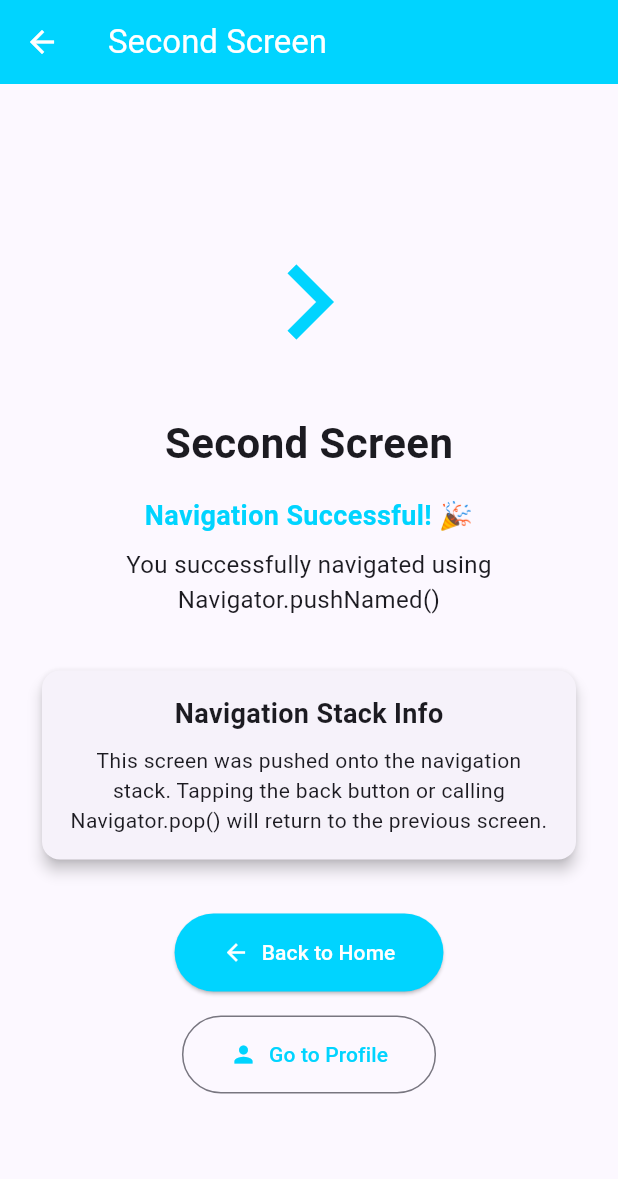
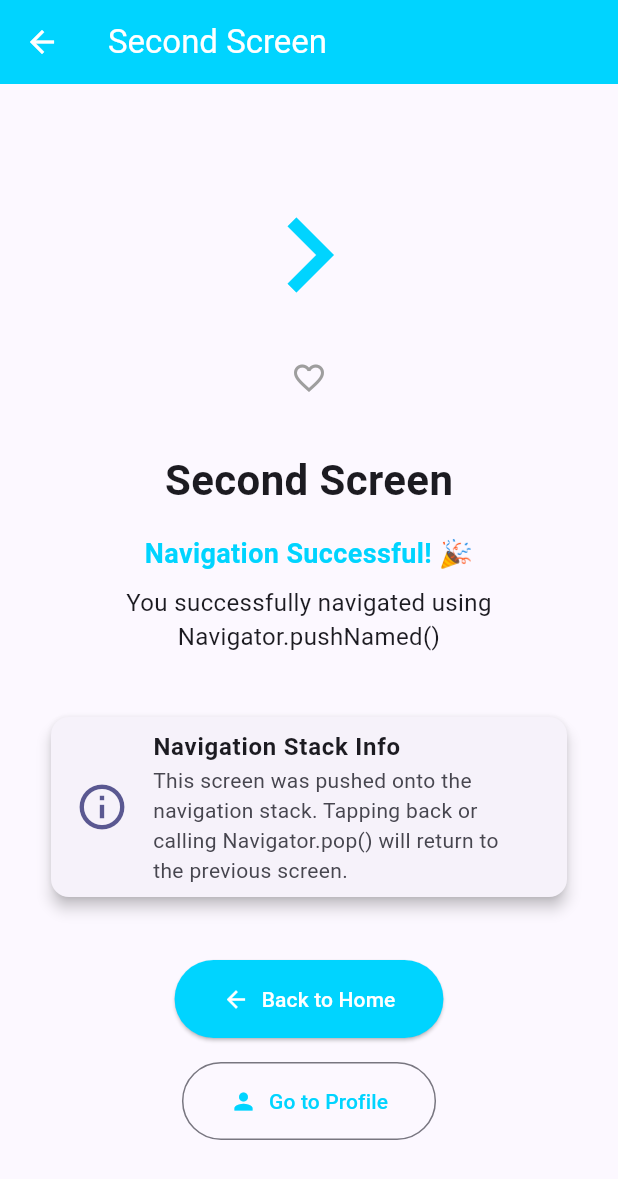
Before and after one commit to kalviumcommunity/S86-0126-TripleCharm-Building-smart-mobile-experience-with-Flutter-and-Firebase-EduTrack, a Flutter app: the screen it shows after launch, after a tap on "Go to Second Screen", on a phone screen of 412 x 824 dp. Shown: the top 1179 px of the screen. Run offline on Flutter 3.47's test engine with Material 3 defaults, Android fonts, the phone set to English and light mode, and no system bars; our stand-ins replace cloud_firestore, firebase_auth, firebase_core; accounts and stored records are empty.

Commit message:
feat: created and reused custom widgets for modular UI design

```diff
--- a/edutrack/lib/screens/home_screen.dart
+++ b/edutrack/lib/screens/home_screen.dart
@@ -1,4 +1,5 @@
 import 'package:flutter/material.dart';
+import '../widgets/custom_button.dart';
 
 class HomeScreen extends StatelessWidget {
   const HomeScreen({super.key});
@@ -48,23 +49,19 @@ class HomeScreen extends StatelessWidget {
                 textAlign: TextAlign.center,
               ),
               const SizedBox(height: 32),
-              ElevatedButton.icon(
+              CustomButton(
+                label: 'Go to Second Screen',
+                icon: Icons.arrow_forward,
+                color: const Color(0xFF6C63FF),
                 onPressed: () {
                   Navigator.pushNamed(context, '/second');
                 },
-                icon: const Icon(Icons.arrow_forward),
-                label: const Text('Go to Second Screen'),
-                style: ElevatedButton.styleFrom(
-                  backgroundColor: const Color(0xFF6C63FF),
-                  foregroundColor: Colors.white,
-                  padding: const EdgeInsets.symmetric(
-                    horizontal: 32,
-                    vertical: 16,
-                  ),
-                ),
               ),
               const SizedBox(height: 16),
-              ElevatedButton.icon(
+              CustomButton(
+                label: 'Go to Profile (with data)',
+                icon: Icons.person,
+                color: const Color(0xFF00D4FF),
                 onPressed: () {
                   Navigator.pushNamed(
                     context,
@@ -72,16 +69,6 @@ class HomeScreen extends StatelessWidget {
                     arguments: 'John Doe',
                   );
                 },
-                icon: const Icon(Icons.person),
-                label: const Text('Go to Profile (with data)'),
-                style: ElevatedButton.styleFrom(
-                  backgroundColor: const Color(0xFF00D4FF),
-                  foregroundColor: Colors.white,
-                  padding: const EdgeInsets.symmetric(
-                    horizontal: 32,
-                    vertical: 16,
-                  ),
-                ),
               ),
               const SizedBox(height: 16),
               OutlinedButton.icon(
@@ -114,19 +101,14 @@ class HomeScreen extends StatelessWidget {
                 ),
               ),
               const SizedBox(height: 16),
-              OutlinedButton.icon(
+              CustomButton(
+                label: 'View Widget Demo',
+                icon: Icons.widgets,
+                outline: true,
+                color: const Color(0xFF6C63FF),
                 onPressed: () {
                   Navigator.pushNamed(context, '/demo');
                 },
-                icon: const Icon(Icons.widgets),
-                label: const Text('View Widget Demo'),
-                style: OutlinedButton.styleFrom(
-                  foregroundColor: const Color(0xFF6C63FF),
-                  padding: const EdgeInsets.symmetric(
-                    horizontal: 32,
-                    vertical: 16,
-                  ),
-                ),
               ),
               const SizedBox(height: 16),
               OutlinedButton.icon(
--- a/edutrack/lib/screens/second_screen.dart
+++ b/edutrack/lib/screens/second_screen.dart
@@ -1,4 +1,7 @@
 import 'package:flutter/material.dart';
+import '../widgets/custom_button.dart';
+import '../widgets/info_card.dart';
+import '../widgets/like_button.dart';
 
 class SecondScreen extends StatelessWidget {
   const SecondScreen({super.key});
@@ -22,6 +25,8 @@ class SecondScreen extends StatelessWidget {
                 size: 100,
                 color: Color(0xFF00D4FF),
               ),
+              const SizedBox(height: 8),
+              const LikeButton(),
               const SizedBox(height: 24),
               const Text(
                 'Second Screen',
@@ -47,60 +52,30 @@ class SecondScreen extends StatelessWidget {
                 textAlign: TextAlign.center,
               ),
               const SizedBox(height: 32),
-              Card(
-                elevation: 4,
-                child: Padding(
-                  padding: const EdgeInsets.all(16.0),
-                  child: Column(
-                    children: const [
-                      Text(
-                        'Navigation Stack Info',
-                        style: TextStyle(
-                          fontSize: 18,
-                          fontWeight: FontWeight.bold,
-                        ),
-                      ),
-                      SizedBox(height: 8),
-                      Text(
-                        'This screen was pushed onto the navigation stack. '
-                        'Tapping the back button or calling Navigator.pop() '
-                        'will return to the previous screen.',
-                        textAlign: TextAlign.center,
-                      ),
-                    ],
-                  ),
-                ),
+              InfoCard(
+                title: 'Navigation Stack Info',
+                subtitle:
+                    'This screen was pushed onto the navigation stack. Tapping back or calling Navigator.pop() will return to the previous screen.',
+                icon: Icons.info_outline,
               ),
               const SizedBox(height: 32),
-              ElevatedButton.icon(
+              CustomButton(
+                label: 'Back to Home',
+                icon: Icons.arrow_back,
+                color: const Color(0xFF00D4FF),
                 onPressed: () {
                   Navigator.pop(context);
                 },
-                icon: const Icon(Icons.arrow_back),
-                label: const Text('Back to Home'),
-                style: ElevatedButton.styleFrom(
-                  backgroundColor: const Color(0xFF00D4FF),
-                  foregroundColor: Colors.white,
-                  padding: const EdgeInsets.symmetric(
-                    horizontal: 32,
-                    vertical: 16,
-                  ),
-                ),
               ),
               const SizedBox(height: 16),
-              OutlinedButton.icon(
+              CustomButton(
+                label: 'Go to Profile',
+                icon: Icons.person,
+                outline: true,
+                color: const Color(0xFF00D4FF),
                 onPressed: () {
                   Navigator.pushNamed(context, '/profile', arguments: 'Jane Smith');
                 },
-                icon: const Icon(Icons.person),
-                label: const Text('Go to Profile'),
-                style: OutlinedButton.styleFrom(
-                  foregroundColor: const Color(0xFF00D4FF),
-                  padding: const EdgeInsets.symmetric(
-                    horizontal: 32,
-                    vertical: 16,
-                  ),
-                ),
               ),
             ],
           ),
--- /dev/null
+++ b/edutrack/lib/widgets/custom_button.dart
@@ -0,0 +1,46 @@
+import 'package:flutter/material.dart';
+
+class CustomButton extends StatelessWidget {
+  final String label;
+  final VoidCallback onPressed;
+  final Color color;
+  final IconData? icon;
+  final bool outline;
+  final Color? foregroundColor;
+
+  const CustomButton({
+    Key? key,
+    required this.label,
+    required this.onPressed,
+    this.color = Colors.teal,
+    this.icon,
+    this.outline = false,
+    this.foregroundColor,
+  }) : super(key: key);
+
+  @override
+  Widget build(BuildContext context) {
+    if (outline) {
+      return OutlinedButton.icon(
+        onPressed: onPressed,
+        icon: Icon(icon ?? Icons.circle_outlined),
+        label: Text(label),
+        style: OutlinedButton.styleFrom(
+          foregroundColor: foregroundColor ?? color,
+          padding: const EdgeInsets.symmetric(horizontal: 32, vertical: 16),
+        ),
+      );
+    }
+
+    return ElevatedButton.icon(
+      onPressed: onPressed,
+      icon: Icon(icon ?? Icons.check_circle_outline),
+      label: Text(label),
+      style: ElevatedButton.styleFrom(
+        backgroundColor: color,
+        foregroundColor: foregroundColor ?? Colors.white,
+        padding: const EdgeInsets.symmetric(horizontal: 32, vertical: 16),
+      ),
+    );
+  }
+}
--- /dev/null
+++ b/edutrack/lib/widgets/info_card.dart
@@ -0,0 +1,27 @@
+import 'package:flutter/material.dart';
+
+class InfoCard extends StatelessWidget {
+  final String title;
+  final String subtitle;
+  final IconData icon;
+
+  const InfoCard({
+    Key? key,
+    required this.title,
+    required this.subtitle,
+    required this.icon,
+  }) : super(key: key);
+
+  @override
+  Widget build(BuildContext context) {
+    return Card(
+      margin: const EdgeInsets.all(10),
+      elevation: 4,
+      child: ListTile(
+        leading: Icon(icon, size: 36, color: Theme.of(context).primaryColor),
+        title: Text(title, style: const TextStyle(fontWeight: FontWeight.bold)),
+        subtitle: Text(subtitle),
+      ),
+    );
+  }
+}
--- /dev/null
+++ b/edutrack/lib/widgets/like_button.dart
@@ -0,0 +1,27 @@
+import 'package:flutter/material.dart';
+
+class LikeButton extends StatefulWidget {
+  const LikeButton({Key? key}) : super(key: key);
+
+  @override
+  _LikeButtonState createState() => _LikeButtonState();
+}
+
+class _LikeButtonState extends State<LikeButton> {
+  bool _isLiked = false;
+
+  @override
+  Widget build(BuildContext context) {
+    return IconButton(
+      icon: Icon(
+        _isLiked ? Icons.favorite : Icons.favorite_border,
+        color: _isLiked ? Colors.red : Colors.grey,
+      ),
+      onPressed: () {
+        setState(() {
+          _isLiked = !_isLiked;
+        });
+      },
+    );
+  }
+}
```
Also changed, not shown: 2 other files.
